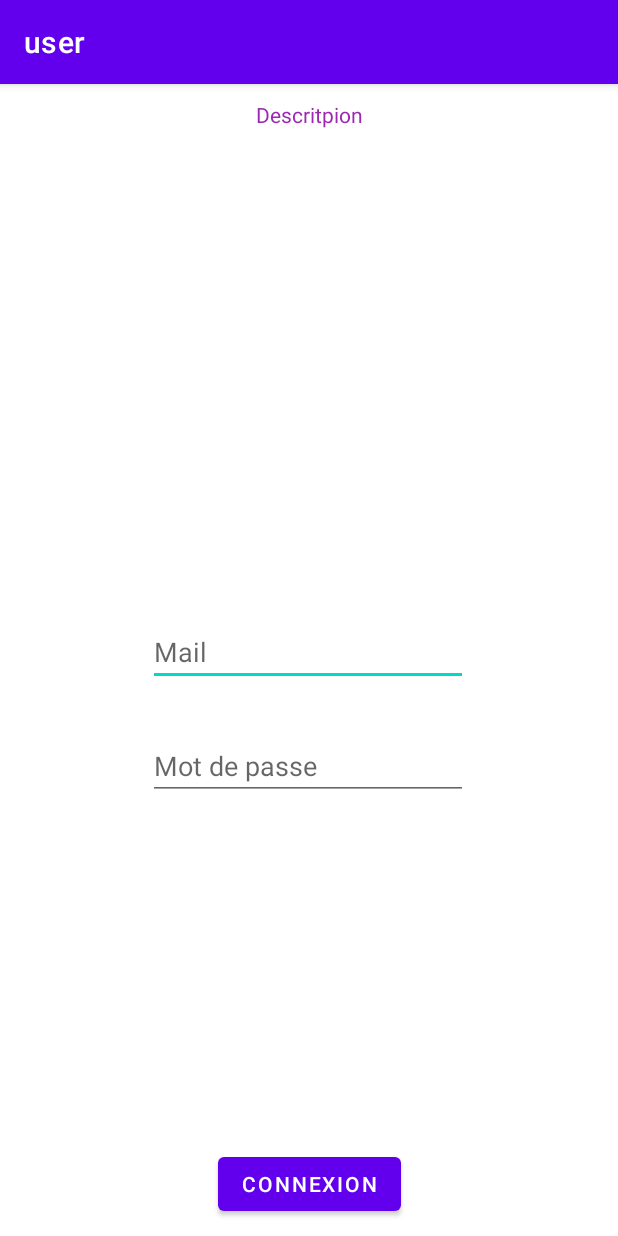
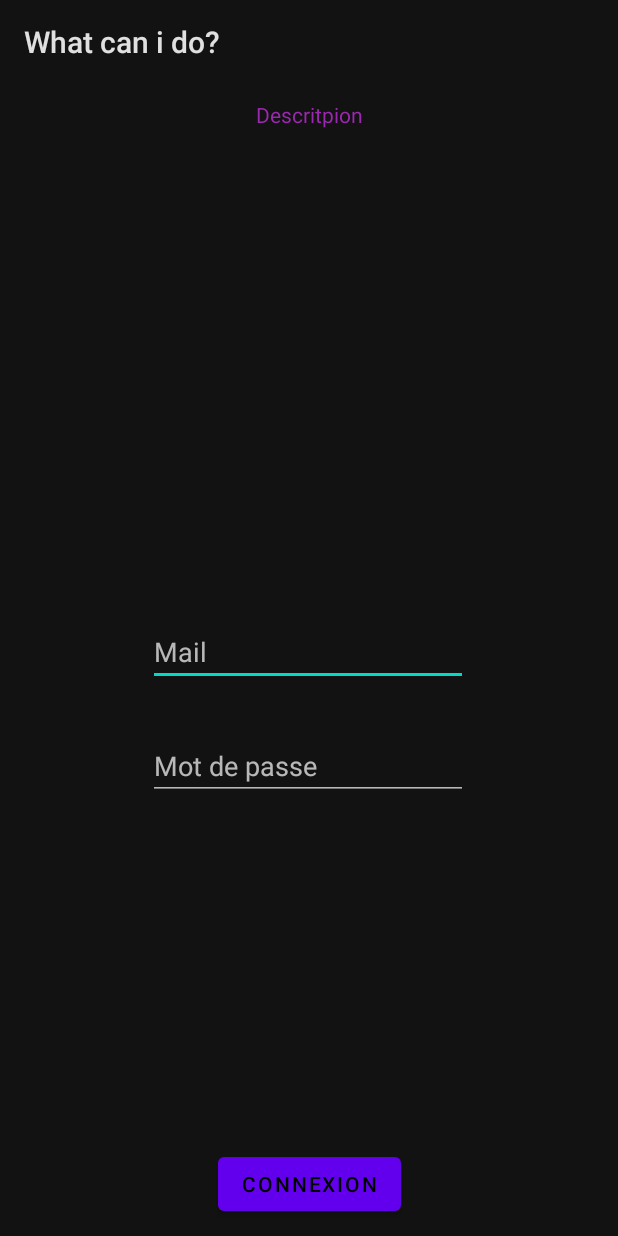
Before and after one commit to ryclos/android_nfa025, an Android app: the screen it shows after launch (MainActivity), on a phone screen of 412 x 824 dp. Run offline under Robolectric (Android 15) with nearby library versions, the phone set to English and light mode, and no system bars.

Commit message:
Correction pour le change color dans Main Activity - Merci Tevahine

```diff
--- a/app/src/main/java/com/example/user/MainActivity.java
+++ b/app/src/main/java/com/example/user/MainActivity.java
@@ -1,6 +1,7 @@
 package com.example.user;
 
 import androidx.appcompat.app.AppCompatActivity;
+import androidx.appcompat.app.AppCompatDelegate;
 
 import android.content.Context;
 import android.content.Intent;
@@ -8,6 +9,7 @@ import android.os.Bundle;
 import android.view.View;
 import android.widget.Button;
 import android.widget.TextView;
+import android.content.SharedPreferences;
 
 public class MainActivity extends AppCompatActivity {
     TextView description;
@@ -20,6 +22,14 @@ public class MainActivity extends AppCompatActivity {
     protected void onCreate(Bundle savedInstanceState) {
         super.onCreate(savedInstanceState);
         setContentView(R.layout.activity_main);
+
+        SharedPreferences sharedPreferencesDarkSwitch = getSharedPreferences("darkmode", Context.MODE_PRIVATE);
+        boolean darkModeEnabled = sharedPreferencesDarkSwitch.getBoolean("darkModeEnabled", false);
+        if (darkModeEnabled) {
+            AppCompatDelegate.setDefaultNightMode(AppCompatDelegate.MODE_NIGHT_NO);
+        } else {
+            AppCompatDelegate.setDefaultNightMode(AppCompatDelegate.MODE_NIGHT_YES);
+        }
 
         c = this;
 
--- a/app/src/main/java/com/example/user/ParamActivity.java
+++ b/app/src/main/java/com/example/user/ParamActivity.java
@@ -31,6 +31,8 @@ public class ParamActivity extends AppCompatActivity {
 
         sharedPreferencesDarkSwitch = getSharedPreferences("darkmode", Context.MODE_PRIVATE);
 
+        switchDarkMode.setChecked(sharedPreferencesDarkSwitch.getBoolean("darkModeEnabled", false));
+
         switchDarkMode.setOnClickListener(new View.OnClickListener() {
             @Override
             public void onClick(View v) {
--- a/app/src/main/res/values/strings.xml
+++ b/app/src/main/res/values/strings.xml
@@ -1,5 +1,5 @@
 <resources>
-    <string name="app_name">user</string>
+    <string name="app_name">What can i do?</string>
     <string name="connexion">Connexion</string>
     <string name="descritpion">Descritpion</string>
     <string name="pass">Mot de passe</string>
```
